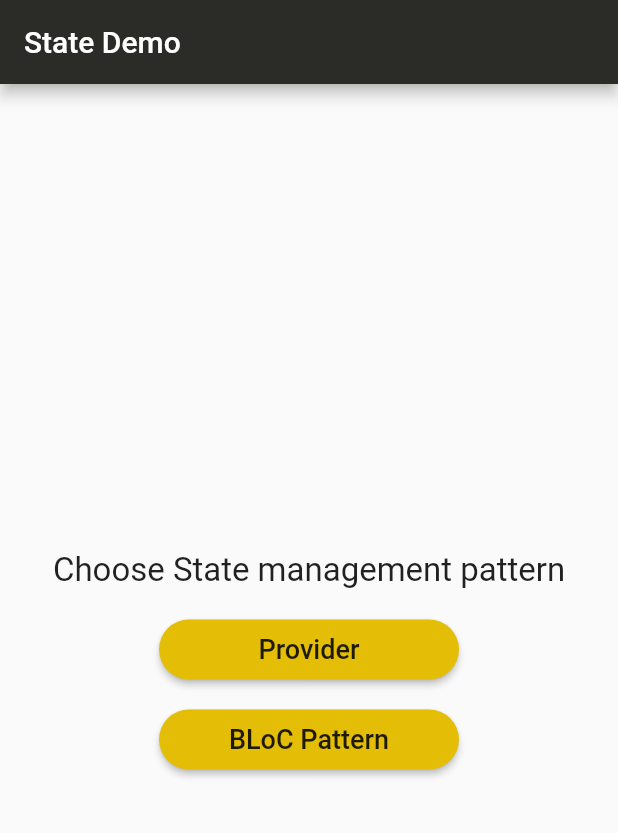
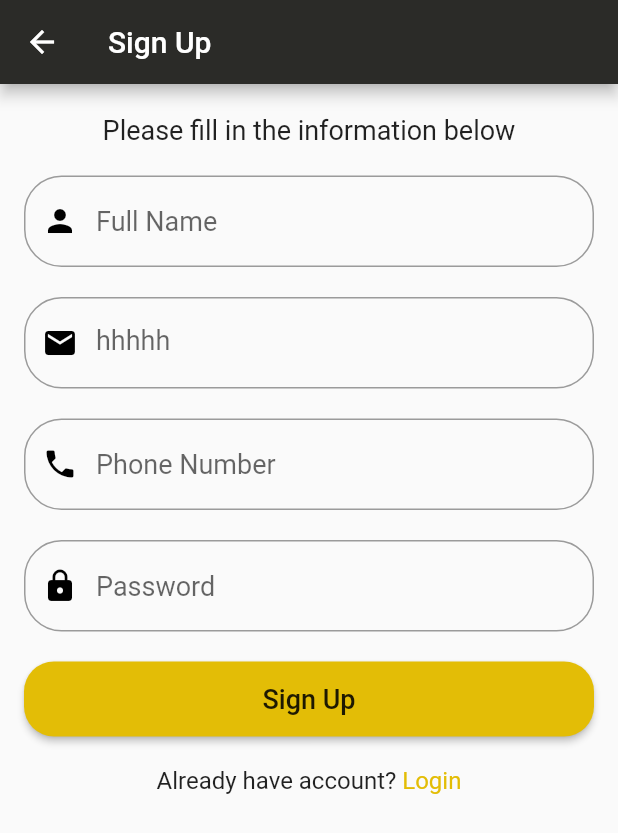
Before and after one commit to Tourenathan-G5organisation/State-Management-demo, a Flutter app: the screen it shows after launch, after a tap on "BLoC Pattern", on a phone screen of 412 x 824 dp. Shown: the top 833 px of the screen. Run offline on Flutter 3.47's test engine with Material 2 defaults, Android fonts, the phone set to English and light mode, and no system bars.

Commit message:
Created the signup page

```diff
--- a/lib/main.dart
+++ b/lib/main.dart
@@ -1,3 +1,4 @@
+import 'package:demo/pages/signup_page.dart';
 import 'package:flutter/material.dart';
 
 void main() => runApp(MyApp());
@@ -9,7 +10,7 @@ class MyApp extends StatelessWidget {
     return MaterialApp(
       title: 'Flutter Demo',
       theme: ThemeData(
-        primarySwatch: Colors.blue,
+        //primarySwatch: Colors.blue,
         primaryColor: Color(0xff2B2B28),
         accentColor: Color(0xffE3BD06),
       ),
@@ -90,7 +91,9 @@ class _MyHomePageState extends State<MyHomePage> {
                 SizedBox(height: 20.0),
                 SizedBox(width: 200, height: 40,
                 child:  RaisedButton(
-                    onPressed: () {},
+                    onPressed: () {
+                      Navigator.push(context, MaterialPageRoute(builder: (context) => SignUp()));
+                    },
                     child: Text(
                       'BLoC Pattern',
                       style: TextStyle(fontSize: 18.0, ),
--- /dev/null
+++ b/lib/pages/signup_page.dart
@@ -0,0 +1,195 @@
+import 'package:flutter/material.dart';
+
+class SignUp extends StatefulWidget {
+  //Color color1 = Color(0xff2B2B28);
+  //Color color2 = Color(0xffE3BD06);
+  @override
+  SignUpState createState() => SignUpState();
+}
+
+class SignUpState extends State<SignUp> {
+  final _formKey = GlobalKey<FormState>();
+
+  @override
+  Widget build(BuildContext context) {
+    return Scaffold(
+      //backgroundColor: color1,
+      appBar: AppBar(
+        //backgroundColor: color1,
+        title: Text('Sign Up'),
+      ),
+      body: Container(
+        //color: color1,
+        child: SingleChildScrollView(
+          child: Padding(
+            padding: EdgeInsets.symmetric(horizontal: 16.0, vertical: 20.0),
+            child: buildForm(context),
+          ),
+        ),
+      ),
+    );
+  }
+
+  Widget buildLoading(BuildContext context) {
+    return CircularProgressIndicator(
+        backgroundColor: Theme.of(context).accentColor);
+  }
+
+  Widget buildForm(BuildContext context){
+    return Form(
+      key: _formKey,
+      child: Column(
+        children: <Widget>[
+          Text(
+            'Please fill in the information below',
+            style: TextStyle(fontSize: 18.0),
+          ),
+          SizedBox(
+            height: 20.0,
+          ),
+          TextFormField(
+            validator: _validateField,
+            keyboardType: TextInputType.text,
+            style: TextStyle(fontSize: 18.0),
+            decoration: InputDecoration(
+              hintText: 'Full Name',
+              prefixIcon: Icon(
+                Icons.person,
+                color: Colors.black,
+              ),
+              border: OutlineInputBorder(
+                  borderRadius: BorderRadius.circular(25.0)),
+            ),
+          ),
+          SizedBox(
+            height: 20.0,
+          ),
+          TextFormField(
+            keyboardType: TextInputType.emailAddress,
+            style: TextStyle(fontSize: 18.0),
+            decoration: InputDecoration(
+              labelText: 'hhhhh',
+              hintText: 'Email',
+              prefixIcon: Icon(
+                Icons.email,
+                color: Colors.black,
+              ),
+              border: OutlineInputBorder(
+                  borderRadius: BorderRadius.circular(25.0)),
+            ),
+            validator: _validateField,
+          ),
+          SizedBox(
+            height: 20.0,
+          ),
+          TextFormField(
+            keyboardType: TextInputType.phone,
+            style: TextStyle(fontSize: 18.0),
+            decoration: InputDecoration(
+              hintText: 'Phone Number',
+              prefixIcon: Icon(
+                Icons.phone,
+                color: Colors.black,
+              ),
+              border: OutlineInputBorder(
+                  borderRadius: BorderRadius.circular(25.0)),
+            ),
+            validator: _validateField,
+            onSaved: (value){},
+          ),
+          SizedBox(
+            height: 20.0,
+          ),
+          TextFormField(
+            obscureText: true,
+            keyboardType: TextInputType.visiblePassword,
+            style: TextStyle(fontSize: 18.0),
+            decoration: InputDecoration(
+              hintText: 'Password',
+              prefixIcon: Icon(
+                Icons.lock,
+                color: Colors.black,
+              ),
+              border: OutlineInputBorder(
+                  borderRadius: BorderRadius.circular(25.0)),
+            ),
+            validator: _validateField,
+          ),
+          SizedBox(
+            height: 20.0,
+          ),
+          SizedBox(
+              width: double.infinity,
+              height: 50,
+              child: RaisedButton(
+                  onPressed: () {
+                    if (_formKey.currentState.validate()) {}
+                  },
+                  child: Text(
+                    'Sign Up',
+                    style: TextStyle(
+                      fontSize: 18.0,
+                    ),
+                  ),
+                  color: Theme.of(context).accentColor,
+                  shape: RoundedRectangleBorder(
+                    borderRadius: new BorderRadius.circular(20.0),
+                  ))),
+          SizedBox(
+            height: 20.0,
+          ),
+          Row(
+            mainAxisAlignment: MainAxisAlignment.center,
+            children: [
+              Text('Already have account? ',
+                  style: TextStyle(
+                    fontSize: 16.0,
+                  )),
+              Text(
+                'Login',
+                style: TextStyle(
+                    fontSize: 16.0,
+                    color: Theme.of(context).accentColor),
+              ),
+            ],
+          ) //Name
+        ],
+      ),
+    );
+  }
+
+  Widget buildWelCome(BuildContext context) {
+    return Container(
+        child: Column(
+          children: <Widget>[
+            Text(
+              'Welcome Nathan',
+              style: TextStyle(fontSize: 24.0),
+            ),
+            RaisedButton(
+                onPressed: () {},
+                child: Text(
+                  'View Details',
+                  style: TextStyle(
+                    fontSize: 18.0,
+                  ),
+                ),
+                color: Theme.of(context).accentColor,
+                shape: RoundedRectangleBorder(
+                  borderRadius: new BorderRadius.circular(20.0),
+                ))
+          ],
+        ));
+  }
+
+  String _validateField(String text){
+    text = text.trim();
+      if (text.isEmpty) {
+        return 'value required';
+      }
+      return null;
+
+  }
+
+  void submitUserDetails() {}
+}
```
Also changed, not shown: 1 other file.
